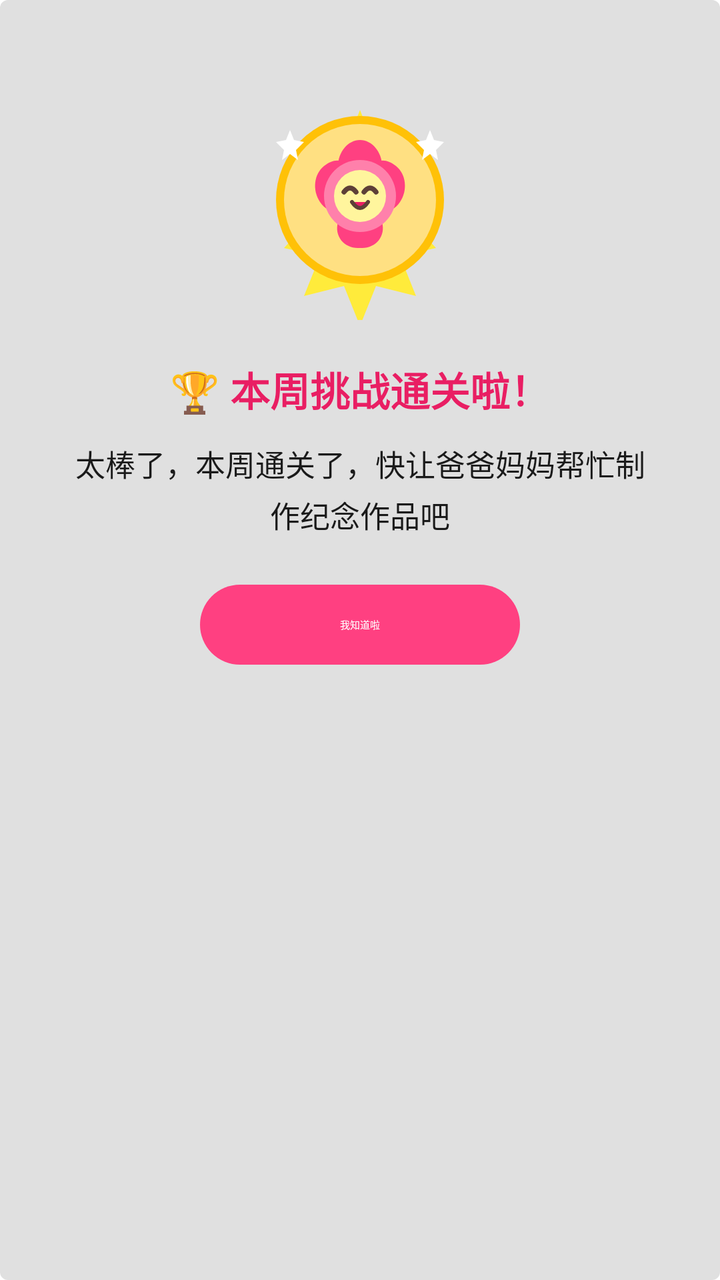
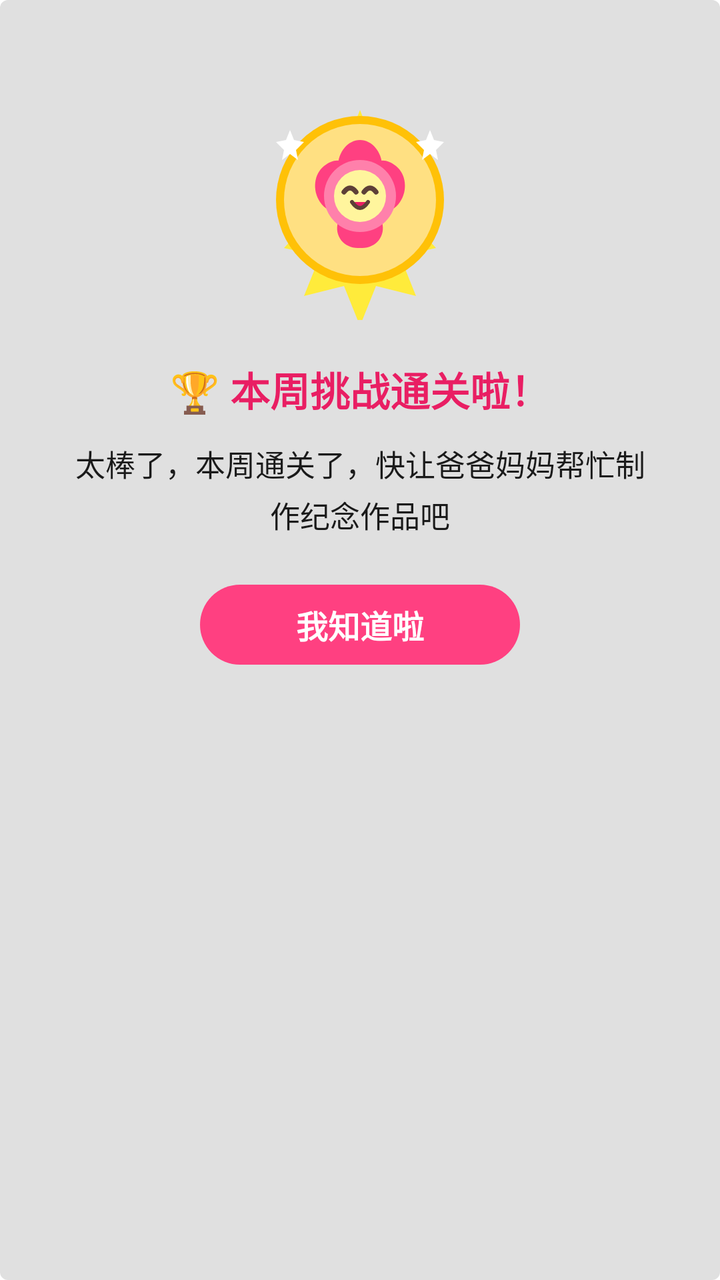

Screens rendered from an Android XML layout before and after an edit, with the pre-edit source and the edit as a unified diff.
<!-- AndroidManifest.xml: application theme Theme.JustNow -->
<!-- res/layout/dialog_congrats.xml -->
<?xml version="1.0" encoding="utf-8"?>
<LinearLayout xmlns:android="http://schemas.android.com/apk/res/android"
    xmlns:app="http://schemas.android.com/apk/res-auto"
    android:layout_width="320dp"
    android:layout_height="wrap_content"
    android:orientation="vertical"
    android:gravity="center_horizontal"
    android:padding="24dp"
    android:background="@drawable/badge_bg"> 

    
    <ImageView
        android:id="@+id/iv_congrats_badge"
        android:layout_width="120dp"
        android:layout_height="120dp"
        android:layout_marginTop="16dp"
        android:layout_marginBottom="20dp"
        android:src="@drawable/ic_congrats_badge"
        android:contentDescription="通关勋章" />

    <TextView
        android:id="@+id/tv_congrats_title"
        android:layout_width="wrap_content"
        android:layout_height="wrap_content"
        android:text="🏆 本周挑战通关啦！"
        android:textSize="20sp"
        android:textStyle="bold"
        android:textColor="#E91E63"
        android:layout_marginBottom="12dp" />

    
    <TextView
        android:layout_width="match_parent"
        android:layout_height="wrap_content"
        android:text="太棒了，本周通关了，快让爸爸妈妈帮忙制作纪念作品吧"
        android:textSize="15sp"
        android:textColor="@color/text_primary"
        android:gravity="center"
        android:lineSpacingExtra="4dp"
        android:layout_marginBottom="24dp"
        android:paddingHorizontal="8dp" />

    <com.google.android.material.button.MaterialButton
        android:id="@+id/btn_congrats_ok"
        style="@style/Widget.Material3.Button"
        android:layout_width="160dp"
        android:layout_height="40dp"
        android:minWidth="0dp"
        android:minHeight="0dp"
        android:text="我知道啦"
        android:textColor="@android:color/white"
        app:backgroundTint="#FF4081"
        app:cornerRadius="20dp"
        android:insetTop="0dp"
        android:insetBottom="0dp" />

</LinearLayout>
<!-- resources referenced by this layout -->
<resources>
  <color name="text_primary">#1A1A1A</color>
  <!-- drawable badge_bg (drawable) -->
  <?xml version="1.0" encoding="utf-8"?>
  <shape xmlns:android="http://schemas.android.com/apk/res/android"
      android:shape="rectangle">
      <corners android:radius="4dp" />
      <solid android:color="@color/badge_background" />
  </shape>
  <style name="Theme.JustNow" parent="Theme.MaterialComponents.DayNight.NoActionBar">
          
          <item name="colorPrimary">@color/purple_500</item>
          <item name="colorPrimaryVariant">@color/purple_700</item>
          <item name="colorOnPrimary">@color/white</item>
          
          <item name="colorSecondary">@color/teal_200</item>
          <item name="colorSecondaryVariant">@color/teal_700</item>
          <item name="colorOnSecondary">@color/black</item>
          
          
          <item name="popupTheme">@style/ThemeOverlay.MaterialComponents.Light</item>
          <item name="alertDialogTheme">@style/ThemeOverlay.JustNow.AlertDialog</item>
      </style>
  <color name="badge_background">#E0E0E0</color>
  <color name="purple_500">#FF6200EE</color>
  <color name="purple_700">#FF3700B3</color>
  <color name="white">#FFFFFFFF</color>
  <color name="teal_200">#FF03DAC5</color>
  <color name="teal_700">#FF018786</color>
  <color name="black">#FF000000</color>
  <style name="TextAppearance.JustNow.Dialog.Title" parent="TextAppearance.JustNow.Title">
          <item name="android:textColor">@color/text_primary</item>
      </style>
  <color name="text_secondary">#757575</color>
  <style name="TextAppearance.JustNow.Dialog.Body" parent="TextAppearance.JustNow.Body">
          <item name="android:textColor">@color/text_primary</item>
      </style>
  <style name="Widget.JustNow.Dialog.Button" parent="Widget.MaterialComponents.Button.TextButton.Dialog">
          <item name="android:textAppearance">@style/TextAppearance.JustNow.Dialog.Button</item>
          <item name="android:textColor">@color/dialog_primary_action_text</item>
          <item name="textAllCaps">false</item>
      </style>
  <style name="Widget.JustNow.Dialog.Button.Secondary" parent="Widget.MaterialComponents.Button.TextButton.Dialog">
          <item name="android:textAppearance">@style/TextAppearance.JustNow.Dialog.Button.Secondary</item>
          <item name="android:textColor">@color/dialog_action_text</item>
          <item name="textAllCaps">false</item>
      </style>
  <style name="TextAppearance.JustNow.Title" parent="TextAppearance.MaterialComponents.Headline6">
          <item name="android:textSize">@dimen/text_size_title</item>
      </style>
  <style name="TextAppearance.JustNow.Body" parent="TextAppearance.MaterialComponents.Subtitle1">
          <item name="android:textSize">@dimen/text_size_body</item>
      </style>
  <style name="TextAppearance.JustNow.Dialog.Button" parent="TextAppearance.JustNow.Body">
          <item name="android:textColor">@color/dialog_primary_action_text</item>
      </style>
  <style name="TextAppearance.JustNow.Dialog.Button.Secondary" parent="TextAppearance.JustNow.Body">
          <item name="android:textColor">@color/dialog_action_text</item>
      </style>
  <dimen name="text_size_title">22sp</dimen>
  <dimen name="text_size_body">18sp</dimen>
  <!-- unchanged entries left out for length: 2 -->
</resources>

<!-- the commit's change to res/layout/dialog_congrats.xml (unified diff, before → after) -->
@@ -49,6 +49,8 @@
         android:minHeight="0dp"
         android:text="我知道啦"
         android:textColor="@android:color/white"
+        android:textSize="16sp"
+        android:textStyle="bold"
         app:backgroundTint="#FF4081"
         app:cornerRadius="20dp"
         android:insetTop="0dp"
